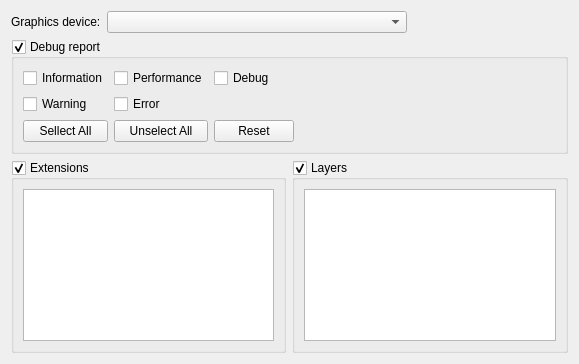
Above: Tools/DebugSettingsEditor/VulkanTab.ui from krre/origin before the change. Below: the same form after it.
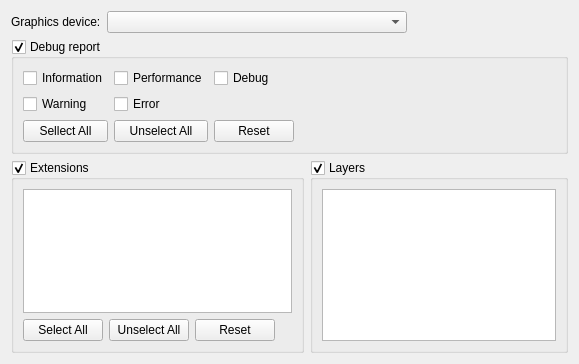
That is the form after the change.

Commit message: DSE: Add buttons for selecting, delecting and reseting extensions

What changed in the file:
```diff
--- a/Tools/DebugSettingsEditor/VulkanTab.ui
+++ b/Tools/DebugSettingsEditor/VulkanTab.ui
@@ -142,7 +142,7 @@
        <property name="checked">
         <bool>true</bool>
        </property>
-       <layout class="QHBoxLayout" name="horizontalLayout_2">
+       <layout class="QVBoxLayout" name="verticalLayout_2">
         <item>
          <widget class="QListWidget" name="listWidgetExtensions">
           <property name="selectionMode">
@@ -150,6 +150,44 @@
           </property>
          </widget>
         </item>
+        <item>
+         <layout class="QHBoxLayout" name="horizontalLayout_2">
+          <item>
+           <widget class="QPushButton" name="pushButtonExtensionsSelectAll">
+            <property name="text">
+             <string>Select All</string>
+            </property>
+           </widget>
+          </item>
+          <item>
+           <widget class="QPushButton" name="pushButtonExtensionsUnselectAll">
+            <property name="text">
+             <string>Unselect All</string>
+            </property>
+           </widget>
+          </item>
+          <item>
+           <widget class="QPushButton" name="pushButtonExtensionsReset">
+            <property name="text">
+             <string>Reset</string>
+            </property>
+           </widget>
+          </item>
+          <item>
+           <spacer name="horizontalSpacer_3">
+            <property name="orientation">
+             <enum>Qt::Horizontal</enum>
+            </property>
+            <property name="sizeHint" stdset="0">
+             <size>
+              <width>40</width>
+              <height>20</height>
+             </size>
+            </property>
+           </spacer>
+          </item>
+         </layout>
+        </item>
        </layout>
       </widget>
      </item>
```
Left out of the diff: 6 changed lines with no effect on the pictures. The commit also changes 2 other files.
